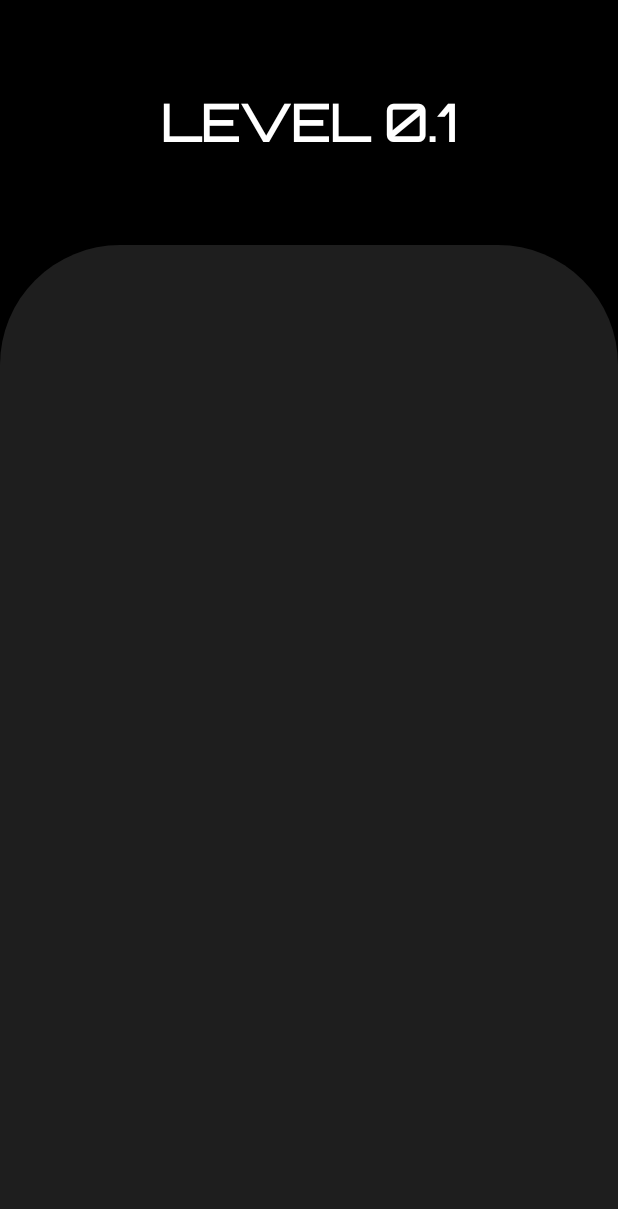
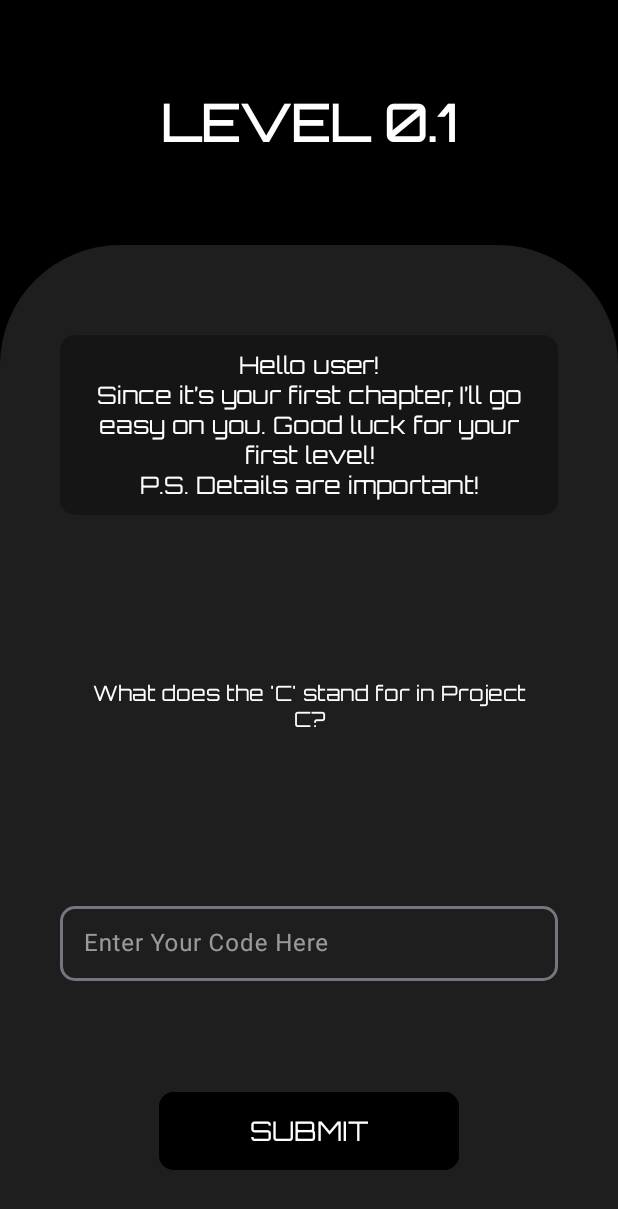
Before and after one commit to Kr-Ansh/Project_C, an Android app: the Levels0Activity screen opened directly, with no data from a screen before it, on a phone screen of 412 x 824 dp. Shown: the top 1209 px of the screen. Run offline under Robolectric (Android 15) with nearby library versions, the phone set to English and light mode, and no system bars.

Commit message:
Completed design of first level

```diff
--- /dev/null
+++ b/app/src/main/res/drawable/tv_bg.xml
@@ -0,0 +1,8 @@
+<?xml version="1.0" encoding="utf-8"?>
+<shape xmlns:android="http://schemas.android.com/apk/res/android"
+    android:shape="rectangle">
+
+    <solid android:color="@color/black"/>
+    <corners android:radius="10dp"/>
+
+</shape>
--- a/app/src/main/res/layout/activity_levels0.xml
+++ b/app/src/main/res/layout/activity_levels0.xml
@@ -35,5 +35,91 @@
         app:layout_constraintStart_toStartOf="parent"
         app:layout_constraintTop_toBottomOf="@id/tvLevelTitle">
 
+        <TextView
+            android:id="@+id/tvAboutLevel"
+            android:layout_width="0dp"
+            android:layout_height="wrap_content"
+            android:layout_marginStart="40dp"
+            android:layout_marginTop="60dp"
+            android:layout_marginEnd="40dp"
+            android:background="@drawable/tv_bg"
+            android:backgroundTint="#4B000000"
+            android:fontFamily="@font/orbitron"
+            android:gravity="center"
+            android:paddingStart="8dp"
+            android:paddingTop="10dp"
+            android:paddingEnd="8dp"
+            android:paddingBottom="10dp"
+            android:text="@string/level_description_0.1"
+            android:textColor="@color/white"
+            android:textSize="16sp"
+            app:layout_constraintEnd_toEndOf="parent"
+            app:layout_constraintStart_toStartOf="parent"
+            app:layout_constraintTop_toTopOf="parent" />
+
+        <TextView
+            android:id="@+id/textView4"
+            android:layout_width="0dp"
+            android:layout_height="wrap_content"
+            android:layout_marginStart="50dp"
+            android:layout_marginEnd="50dp"
+            android:fontFamily="@font/orbitron"
+            android:gravity="center"
+            android:text="@string/level_question_0.1"
+            android:textColor="@color/white"
+            android:textIsSelectable="true"
+            android:textSize="14sp"
+            app:layout_constraintBottom_toTopOf="@+id/etInputAnswer"
+            app:layout_constraintEnd_toEndOf="parent"
+            app:layout_constraintHorizontal_bias="0.0"
+            app:layout_constraintStart_toStartOf="parent"
+            app:layout_constraintTop_toBottomOf="@+id/tvAboutLevel" />
+
+        <com.google.android.material.textfield.TextInputLayout
+            android:id="@+id/etInputAnswer"
+            android:layout_width="0dp"
+            android:layout_height="55dp"
+            android:layout_marginStart="40dp"
+            android:layout_marginEnd="40dp"
+            android:layout_marginBottom="70dp"
+            android:hint="@string/chapter_code_hint"
+            android:textColorHint="#8CFFFFFF"
+            app:boxBackgroundMode="outline"
+            app:boxCornerRadiusBottomEnd="10dp"
+            app:boxCornerRadiusBottomStart="10dp"
+            app:boxCornerRadiusTopEnd="10dp"
+            app:boxCornerRadiusTopStart="10dp"
+            app:boxStrokeWidth="2dp"
+            app:cursorColor="@color/dark_gray"
+            app:hintTextColor="#9AFFFFFF"
+            app:layout_constraintBottom_toTopOf="@+id/button"
+            app:layout_constraintEnd_toEndOf="parent"
+            app:layout_constraintHorizontal_bias="0.0"
+            app:layout_constraintStart_toStartOf="parent">
+
+            <com.google.android.material.textfield.TextInputEditText
+                android:id="@+id/answerUserInput"
+                android:layout_width="match_parent"
+                android:layout_height="match_parent"
+                android:inputType="text"
+                android:textColor="@color/white" />
+        </com.google.android.material.textfield.TextInputLayout>
+
+        <Button
+            android:id="@+id/button"
+            android:layout_width="200dp"
+            android:layout_height="60dp"
+            android:layout_marginBottom="40dp"
+            android:backgroundTint="@color/black"
+            android:fontFamily="@font/orbitron"
+            android:text="@string/submit_button"
+            android:textAllCaps="true"
+            android:textColor="@color/white"
+            android:textSize="18sp"
+            app:cornerRadius="10dp"
+            app:layout_constraintBottom_toBottomOf="parent"
+            app:layout_constraintEnd_toEndOf="parent"
+            app:layout_constraintStart_toStartOf="parent" />
+
     </androidx.constraintlayout.widget.ConstraintLayout>
 </androidx.constraintlayout.widget.ConstraintLayout>
--- a/app/src/main/res/values/strings.xml
+++ b/app/src/main/res/values/strings.xml
@@ -23,10 +23,7 @@
     <string name="sign_out_button">Sign Out</string>
     <string name="exit_button">Exit</string>
 
-    <string name="chapter_code_hint">Enter Your Code Here</string>
     <!--  Chapter 0  -->
-    <string name="next_button">Next</string>
-    <string name="back_button">Back</string>
     <string name="chapter_title_0">Chapter 0</string>
     <string name="level_0.1">0.1</string>
     <string name="level_0.2">0.2</string>
@@ -35,6 +32,14 @@
 
     <!--  Level 0.1  -->
     <string name="level_title_0.1">Level 0.1</string>
+    <string name="level_description_0.1">Hello user!\nSince it’s your first chapter, I’ll go easy on you. Good luck for your first level!\nP.S. Details are important!</string>
+    <string name="level_question_0.1">What does the \'C\' stand for in Project C?</string>
+
+    <!--  Common  -->
+    <string name="chapter_code_hint">Enter Your Code Here</string>
+    <string name="submit_button">Submit</string>
+    <string name="back_button">Back</string>
+    <string name="next_button">Next</string>
 
 
 </resources>
```
